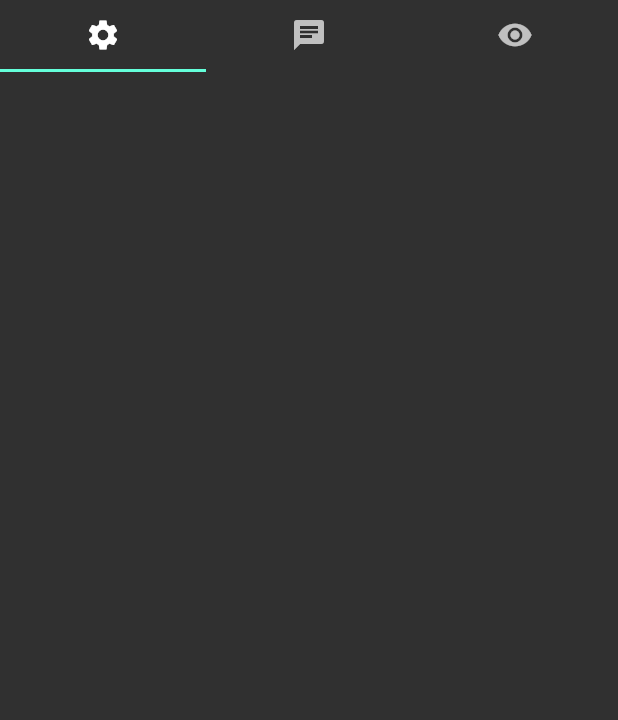
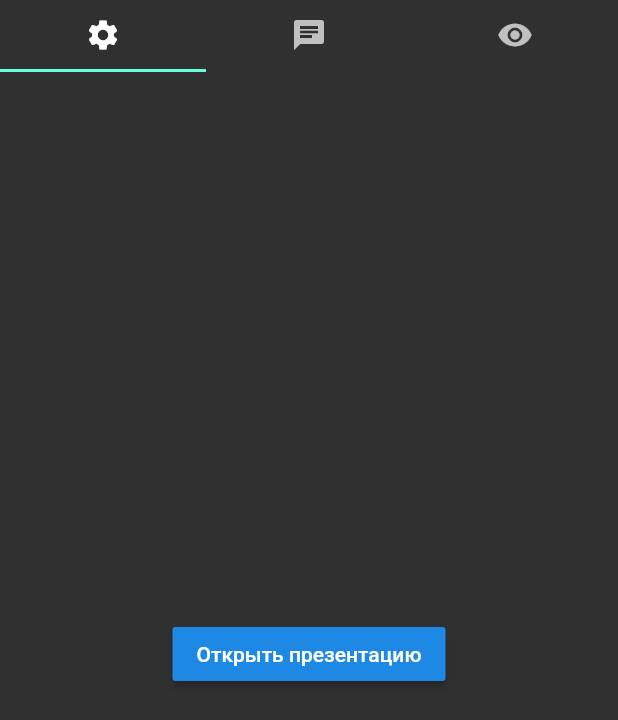
Before and after one commit to geooooo/univershare, a Flutter app: the screen it shows after launch, on a phone screen of 412 x 824 dp. Shown: the top 720 px of the screen. Run offline on Flutter 3.47's test engine with Material 2 defaults, Android fonts, the phone set to English and light mode, and no system bars; our stand-ins replace flutter_redux, redux.

Commit message:
append presentation view

```diff
--- a/lib/src/services/app_state.dart
+++ b/lib/src/services/app_state.dart
@@ -3,6 +3,7 @@ class AppState {
   String userName = 'vasia'; //TODO: temp
   String eventId = '111-111-111'; //TODO: temp
   String eventName = 'eventName'; //TODO: temp
+  String presentationUrl = 'http://www.africau.edu/images/default/sample.pdf'; //TODO: temp
   List<Message> messages = [
     Message(
       userName: 'vasia',
--- a/lib/src/services/intl.dart
+++ b/lib/src/services/intl.dart
@@ -11,3 +11,7 @@ const String nameEvent = 'Название мероприятия';
 const String idEvent = 'ID мероприятия';
 const String leaveEvent = 'Покинуть мероприятие';
 const String yourMessage = 'Ваше сообщение';
+const String openPresentation = 'Открыть презентацию';
+const String openPresentationError = 'Возникла проблема при открытии презентации !';
+const String error = 'Ошибка';
+const String ok = 'Ок';
--- a/pubspec.yaml
+++ b/pubspec.yaml
@@ -9,6 +9,7 @@ environment:
 dependencies:
   flutter_redux: ^0.5.3
   redux: ^3.0.0
+  url_launcher: ^5.0.2
   flutter:
     sdk: flutter
 
```
Also changed, not shown: lib/src/widgets/listener_page_presentation.dart (+33 -1 lines), pubspec.lock, 7 other files.
